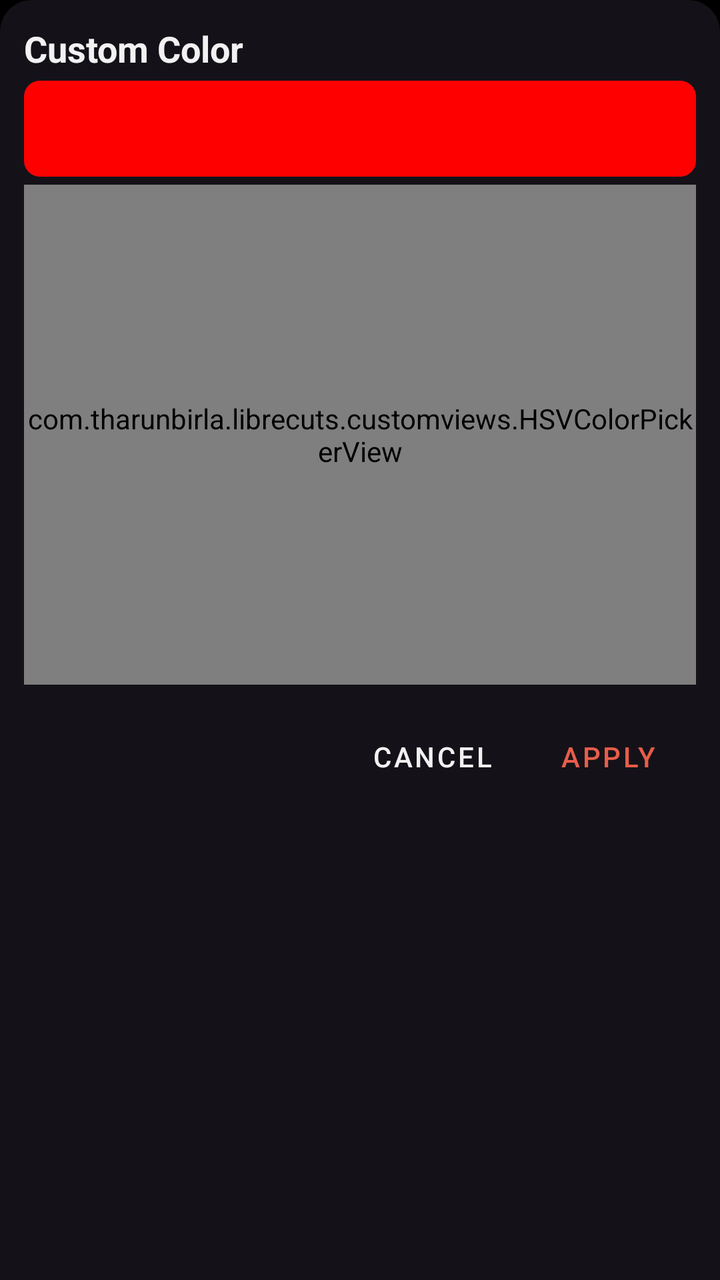
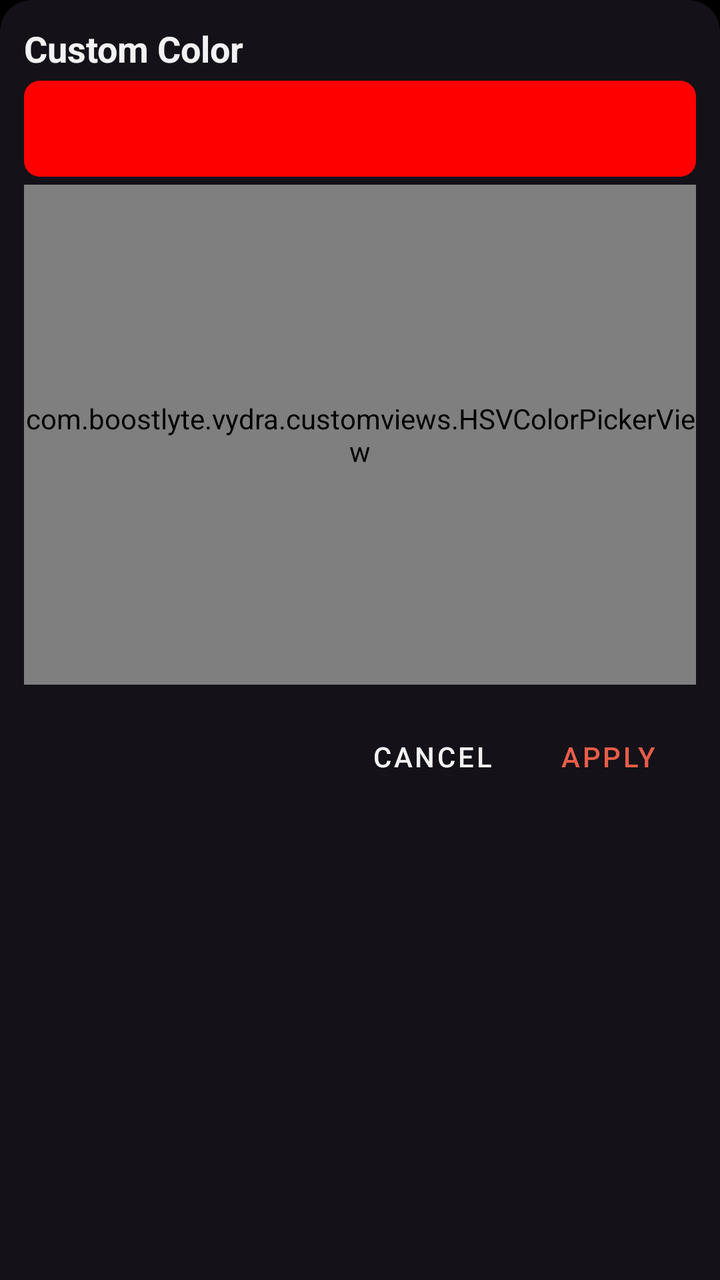

An Android layout rendered at two revisions. The XML below is the earlier revision; the diff shows what the commit changed to produce the second picture.
<!-- AndroidManifest.xml: application theme AppTheme -->
<!-- res/layout/dialog_custom_color_picker.xml -->
<?xml version="1.0" encoding="utf-8"?>
<LinearLayout xmlns:android="http://schemas.android.com/apk/res/android"
    xmlns:app="http://schemas.android.com/apk/res-auto"
    android:layout_width="match_parent"
    android:layout_height="wrap_content"
    android:orientation="vertical"
    android:background="@drawable/bg_bottom_sheet"
    android:padding="12dp">

    <TextView
        android:layout_width="wrap_content"
        android:layout_height="wrap_content"
        android:text="Custom Color"
        android:textSize="18sp"
        android:textStyle="bold"
        android:textColor="@color/textColor"
        android:layout_marginBottom="4dp"/>

    <androidx.cardview.widget.CardView
        android:layout_width="match_parent"
        android:layout_height="48dp"
        android:layout_marginBottom="4dp"
        app:cardCornerRadius="8dp"
        app:cardElevation="0dp">
        <View
            android:id="@+id/colorPickerPreview"
            android:layout_width="match_parent"
            android:layout_height="match_parent"
            android:background="#FF0000" />
    </androidx.cardview.widget.CardView>

    <com.tharunbirla.librecuts.customviews.HSVColorPickerView
        android:id="@+id/hsvColorPicker"
        android:layout_width="match_parent"
        android:layout_height="250dp"
        android:layout_marginBottom="4dp" />

    <LinearLayout
        android:layout_width="match_parent"
        android:layout_height="wrap_content"
        android:orientation="horizontal"
        android:gravity="end"
        android:layout_marginTop="8dp">

        <Button
            android:id="@+id/btnCancelCustomColor"
            style="@style/Widget.MaterialComponents.Button.TextButton"
            android:layout_width="wrap_content"
            android:layout_height="wrap_content"
            android:text="Cancel"
            android:textColor="@color/textColor" />

        <Button
            android:id="@+id/btnApplyCustomColor"
            style="@style/Widget.MaterialComponents.Button.TextButton"
            android:layout_width="wrap_content"
            android:layout_height="wrap_content"
            android:text="Apply"
            android:textColor="@color/colorPrimary" />
    </LinearLayout>
</LinearLayout>
<!-- resources referenced by this layout -->
<resources>
  <color name="colorPrimary">#E85D4A</color>
  <color name="textColor">#F2F2F2</color>
  <!-- drawable bg_bottom_sheet (drawable) -->
  <?xml version="1.0" encoding="utf-8"?>
  <shape xmlns:android="http://schemas.android.com/apk/res/android">
      <solid android:color="?attr/colorSurface" />
      <corners
          android:topLeftRadius="16dp"
          android:topRightRadius="16dp" />
  </shape>
  <style name="AppTheme" parent="Theme.Material3.Dark.NoActionBar">
          <item name="colorPrimary">@color/colorPrimary</item>
          <item name="colorPrimaryVariant">@color/colorPrimaryVariant</item>
          <item name="colorOnPrimary">@color/colorOnPrimary</item>
          <item name="colorSecondary">@color/colorSecondary</item>
          <item name="colorSecondaryVariant">@color/colorSecondaryVariant</item>
          <item name="colorOnSecondary">@color/colorOnSecondary</item>
          <item name="android:windowBackground">@color/background</item>
          <item name="android:textColor">@color/textColor</item>
          <item name="android:navigationBarColor">@color/navigationBarColor</item>
          <item name="android:statusBarColor">@color/statusBarColor</item>
          
          <item name="android:windowActivityTransitions">true</item>
      </style>
  <color name="colorPrimaryVariant">#C44535</color>
  <color name="colorOnPrimary">#FFFFFF</color>
  <color name="colorSecondary">#F58658</color>
  <color name="colorSecondaryVariant">#D36C40</color>
  <color name="colorOnSecondary">#FFFFFF</color>
  <color name="background">#000000</color>
  <color name="navigationBarColor">#000000</color>
  <color name="statusBarColor">#000000</color>
</resources>

<!-- the commit's change to res/layout/dialog_custom_color_picker.xml (unified diff, before → after) -->
@@ -29,7 +29,7 @@
             android:background="#FF0000" />
     </androidx.cardview.widget.CardView>
 
-    <com.tharunbirla.librecuts.customviews.HSVColorPickerView
+    <com.boostlyte.vydra.customviews.HSVColorPickerView
         android:id="@+id/hsvColorPicker"
         android:layout_width="match_parent"
         android:layout_height="250dp"
